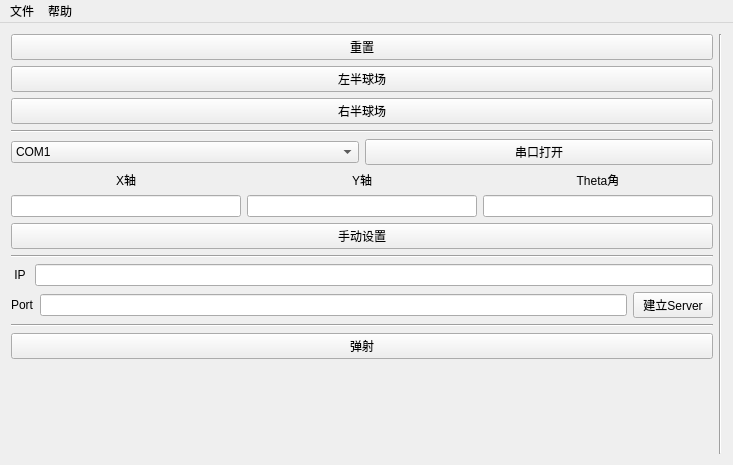
This is mainwindow.ui in HadenSun/robot_1 as Qt 5 draws it before an edit. The edited form follows.
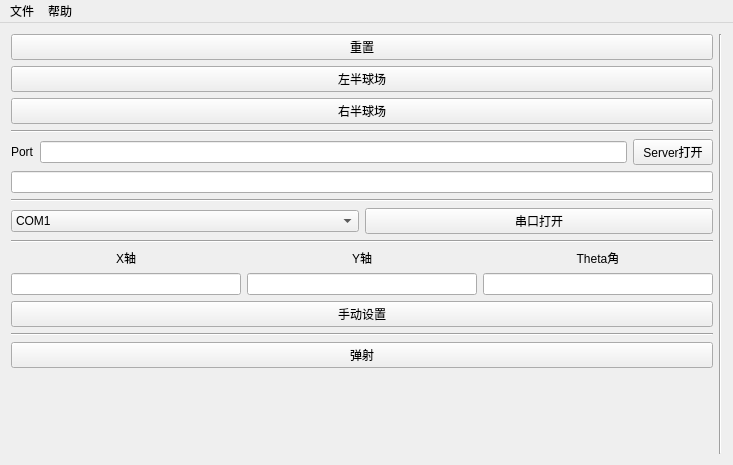
This is the edited form. Icons and pictures are not drawn.

Commit message:
add the function of udp socket communication
This program as a server can waiting udp connect and listen data.
The server's address is setted by default as 127.0.0.1.
The port of server can be change by ui.

What changed in the file:
```diff
--- a/mainwindow.ui
+++ b/mainwindow.ui
@@ -54,6 +54,37 @@
           </property>
          </widget>
         </item>
+        <item>
+         <layout class="QHBoxLayout" name="horizontalLayout_6">
+          <item>
+           <widget class="QLabel" name="label_5">
+            <property name="text">
+             <string>Port</string>
+            </property>
+           </widget>
+          </item>
+          <item>
+           <widget class="QLineEdit" name="portLineEdit"/>
+          </item>
+          <item>
+           <widget class="QPushButton" name="serverButton">
+            <property name="text">
+             <string>Server打开</string>
+            </property>
+           </widget>
+          </item>
+         </layout>
+        </item>
+        <item>
+         <widget class="QLineEdit" name="socketLineEditer"/>
+        </item>
+        <item>
+         <widget class="Line" name="line_5">
+          <property name="orientation">
+           <enum>Qt::Horizontal</enum>
+          </property>
+         </widget>
+        </item>
         <item>
          <layout class="QHBoxLayout" name="horizontalLayout_5">
           <item>
@@ -139,6 +170,13 @@
           </item>
          </layout>
         </item>
+        <item>
+         <widget class="Line" name="line_3">
+          <property name="orientation">
+           <enum>Qt::Horizontal</enum>
+          </property>
+         </widget>
+        </item>
         <item>
          <layout class="QHBoxLayout" name="horizontalLayout_4">
           <item>
@@ -205,48 +243,6 @@
           </property>
          </widget>
         </item>
-        <item>
-         <widget class="Line" name="line_3">
-          <property name="orientation">
-           <enum>Qt::Horizontal</enum>
-          </property>
-         </widget>
-        </item>
-        <item>
-         <layout class="QHBoxLayout" name="horizontalLayout_2">
-          <item>
-           <widget class="QLabel" name="label">
-            <property name="text">
-             <string> IP </string>
-            </property>
-           </widget>
-          </item>
-          <item>
-           <widget class="QLineEdit" name="ipLineEditer"/>
-          </item>
-         </layout>
-        </item>
-        <item>
-         <layout class="QHBoxLayout" name="horizontalLayout_6">
-          <item>
-           <widget class="QLabel" name="label_5">
-            <property name="text">
-             <string>Port</string>
-            </property>
-           </widget>
-          </item>
-          <item>
-           <widget class="QLineEdit" name="portLineEditer"/>
-          </item>
-          <item>
-           <widget class="QPushButton" name="serverButton">
-            <property name="text">
-             <string>建立Server</string>
-            </property>
-           </widget>
-          </item>
-         </layout>
-        </item>
         <item>
          <widget class="Line" name="line_4">
           <property name="orientation">
```
The commit also changes 5 other files.
